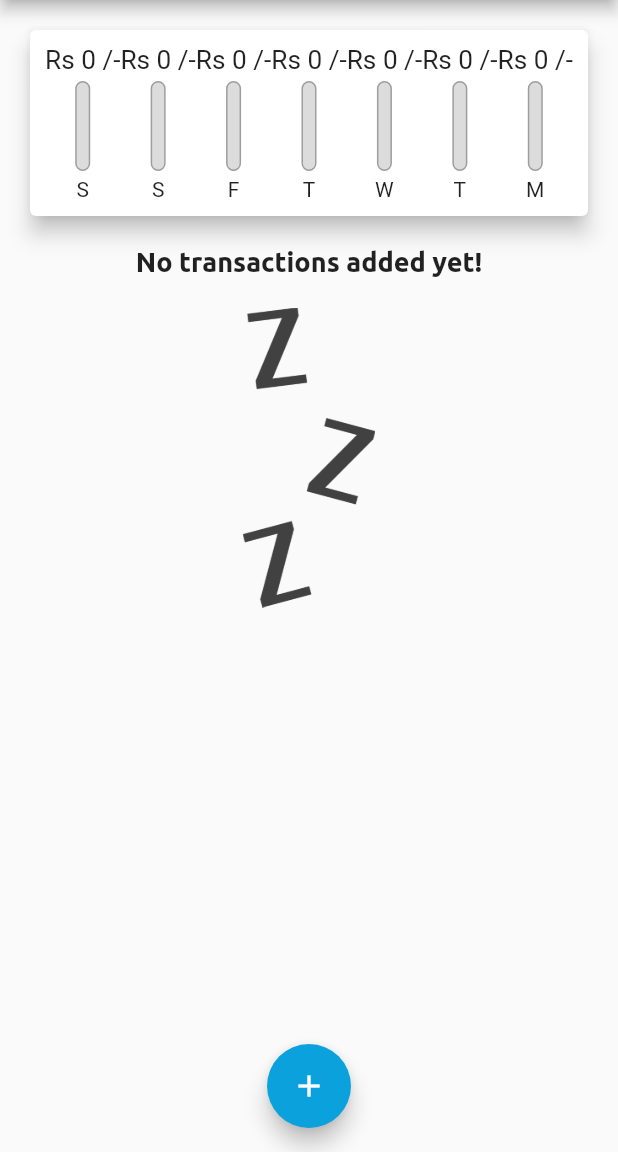
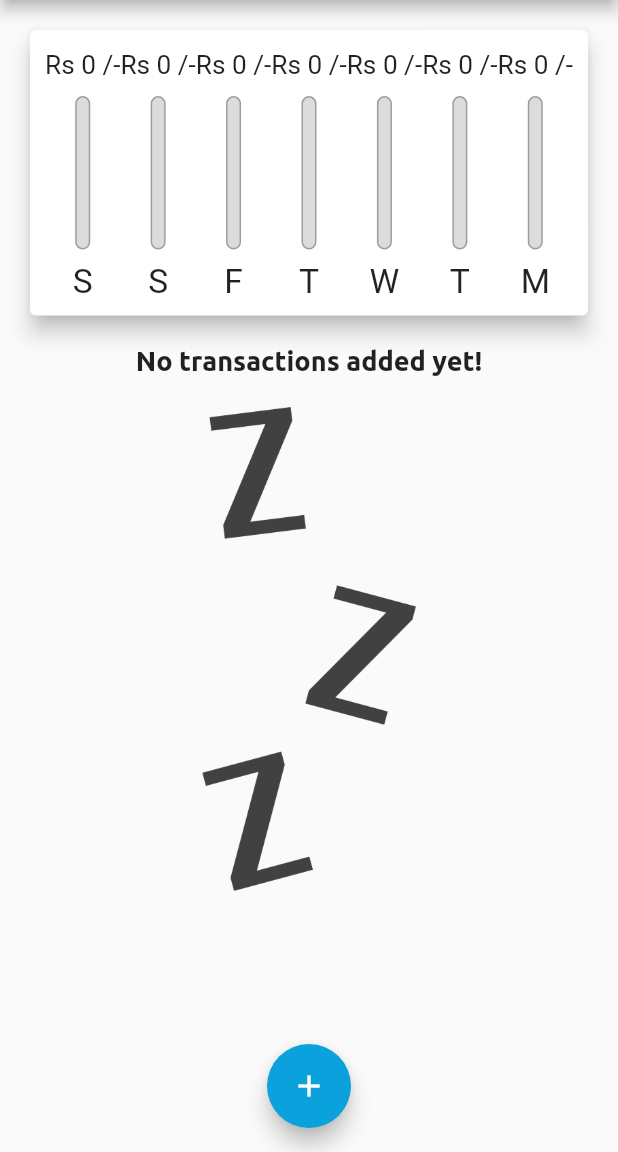
Before and after one commit to sh5800/Flutter-Personal-Expenses-App, a Flutter app: the screen it shows after launch, on a phone screen of 412 x 824 dp, the part 84-1236 px from its top. Run offline on Flutter 3.47's test engine with Material 2 defaults, Android fonts, the phone set to English and light mode, and no system bars; project files that could hold a hidden picture were left out.

Commit message:
added responsiveness and adpativeness

```diff
--- a/lib/main.dart
+++ b/lib/main.dart
@@ -1,6 +1,9 @@
-import 'dart:ui';
+// import 'dart:ui';
+import 'dart:io';
 
+import 'package:flutter/cupertino.dart';
 import 'package:flutter/material.dart';
+import 'package:flutter/services.dart';
 import './widgets/chart.dart';
 // import './widgets/user_transactions.dart';
 import './widgets/new_transactions.dart';
@@ -11,7 +14,15 @@ import './models/transaction.dart';
 // import 'package:intl/intl.dart';
 // import './models/transaction.dart';
 
-void main() => runApp(MyApp());
+void main() {
+  // WidgetsFlutterBinding.ensureInitialized();
+  // SystemChrome.setPreferredOrientations(
+  //     [
+  //     DeviceOrientation.portraitUp,
+  //     DeviceOrientation.portraitDown
+  //     ]);
+  runApp(MyApp());
+}
 
 class MyApp extends StatelessWidget {
   @override
@@ -68,6 +79,8 @@ class _MyHomePageState extends State<MyHomePage> {
     // ),
   ];
 
+  bool _showChart = false;
+
   List<Transaction>? get _recentTransactions {
     return _userTransactions.where((tx) {
       return tx.date!.isAfter(
@@ -111,8 +124,23 @@ class _MyHomePageState extends State<MyHomePage> {
 
   @override
   Widget build(BuildContext context) {
-    return Scaffold(
-      appBar: AppBar(
+    final mediaQuery = MediaQuery.of(context);
+    final isLandscape =
+        MediaQuery.of(context).orientation == Orientation.landscape;
+    final PreferredSizeWidget appBar = Platform.isIOS ? CupertinoNavigationBar(
+      middle: Text(
+        'Personal Expenses',
+      ),
+      trailing: Row(
+        mainAxisSize: MainAxisSize.min,
+        children: [
+        GestureDetector(
+          onTap: () => _startAddNewTransaction(context),
+          child: Icon(CupertinoIcons.add),
+          )
+      ],),
+    )
+    :AppBar(
       // backgroundColor: Color(0xFF92B4EC),
       centerTitle: true,
       title: Text(
@@ -129,18 +157,55 @@ class _MyHomePageState extends State<MyHomePage> {
           hoverColor: Color(0xFF0AA1DD),
         )
       ],
-      ),
-      body: SingleChildScrollView(
+    ) as PreferredSizeWidget;
+
+    final txListWidget = Container(
+      height: (mediaQuery.size.height -
+              appBar.preferredSize.height -
+              mediaQuery.padding.top) *
+          0.7,
+      child: TransactionList(
+          transactions: _userTransactions, deleteTx: _deleteTransaction),
+    );
+
+    final pageBody = SafeArea(child: SingleChildScrollView(
       child: Column(
         // mainAxisAlignment: MainAxisAlignment.start,
-          // crossAxisAlignment: CrossAxisAlignment.start,
+        crossAxisAlignment: CrossAxisAlignment.stretch,
         children: [
-            Chart(_recentTransactions!),
+          if (isLandscape)
+            Row(
+              mainAxisAlignment: MainAxisAlignment.center,
+              children: [
+                Text('Show Chart',style: Theme.of(context).textTheme.titleMedium,),
+                Switch.adaptive(
+                    activeColor: Theme.of(context).accentColor,
+                    value: _showChart,
+                    onChanged: (val) {
+                      setState(() {
+                        _showChart = val;
+                      });
+                    })
+              ],
+            ),
+          if (!isLandscape)
+            Container(
+                height: (mediaQuery.size.height -
+                        appBar.preferredSize.height -
+                        mediaQuery.padding.top) *
+                    0.3,
+                child: Chart(_recentTransactions!)),
+          if (!isLandscape) txListWidget,
+          if (isLandscape)
+            _showChart
+                ? Container(
+                    height: (mediaQuery.size.height -
+                            appBar.preferredSize.height -
+                            mediaQuery.padding.top) *
+                        0.7,
+                    child: Chart(_recentTransactions!))
                 // NewTransaction(),
-            TransactionList(
-               transactions:_userTransactions,
-              deleteTx:_deleteTransaction
-            )
+                : txListWidget
           // UserTransactions()
 
           // Container(
@@ -156,9 +221,21 @@ class _MyHomePageState extends State<MyHomePage> {
           // ),
         ],
       ),
-      ),
+    )
+    ) ;
+
+    return Platform.isIOS ?
+    CupertinoPageScaffold(
+      child: pageBody,
+      navigationBar: appBar as ObstructingPreferredSizeWidget,
+      )
+    : Scaffold(
+      appBar: appBar,
+      body: pageBody,
       floatingActionButtonLocation: FloatingActionButtonLocation.centerFloat,
-      floatingActionButton: FloatingActionButton(
+      floatingActionButton: Platform.isIOS
+      ? Container()
+      : FloatingActionButton(
         onPressed: () => _startAddNewTransaction(context),
         child: Icon(Icons.add),
       ),
--- a/lib/widgets/chart_bar.dart
+++ b/lib/widgets/chart_bar.dart
@@ -5,22 +5,25 @@ class ChartBar extends StatelessWidget {
   final double spendingAmount;
   final double spendingPctofTotal;
 
-  ChartBar(this.label,this.spendingAmount,this.spendingPctofTotal);
+  ChartBar(this.label, this.spendingAmount, this.spendingPctofTotal);
   // const ChartBar({Key? key}) : super(key: key);
 
   @override
   Widget build(BuildContext context) {
+    return LayoutBuilder(builder: (ctx, constraints) {
       return Column(
         children: [
           Container(
-          height: 20,
+            height: constraints.maxHeight * 0.15,
             child: FittedBox(
               child: Text('Rs ${spendingAmount.toStringAsFixed(0)} /-'),
             ),
           ),
-        SizedBox(height: 4,),
+          SizedBox(
+            height: constraints.maxHeight * 0.05,
+          ),
           Container(
-          height: 60,
+            height: constraints.maxHeight * 0.6,
             width: 10,
             child: Stack(
               alignment: AlignmentDirectional.bottomStart,
@@ -30,7 +33,6 @@ class ChartBar extends StatelessWidget {
                     border: Border.all(color: Colors.grey, width: 1.0),
                     color: Color.fromRGBO(220, 220, 220, 1),
                     borderRadius: BorderRadius.circular(10),
-
                   ),
                 ),
                 FractionallySizedBox(
@@ -45,9 +47,18 @@ class ChartBar extends StatelessWidget {
               ],
             ),
           ),
-        SizedBox(height: 4,),
-        Text(label)
+          SizedBox(
+            height: constraints.maxHeight * 0.05,
+          ),
+          Container(
+            height: constraints.maxHeight * 0.15,
+            child: FittedBox(
+              child: Text(label)
+              )
+            )
         ],
       );
+    });
+
   }
 }
--- a/lib/widgets/new_transactions.dart
+++ b/lib/widgets/new_transactions.dart
@@ -1,3 +1,6 @@
+import 'dart:io';
+
+import 'package:flutter/cupertino.dart';
 import 'package:flutter/material.dart';
 import 'package:intl/intl.dart';
 // import 'package:personal_expenses_app/widgets/user_transactions.dart';
@@ -53,14 +56,21 @@ class _NewTransactionState extends State<NewTransaction> {
   // const NewTransaction({Key? key}) : super(key: key);
   @override
   Widget build(BuildContext context) {
-    return Card(
+    return SingleChildScrollView(
+      child: Card(
         elevation: 5,
         // color: Colors.blue.shade50,
         child: Container(
-        padding: EdgeInsets.all(10),
+          padding: EdgeInsets.only(
+            top: 10,
+            left: 10,
+            right: 10,
+            bottom: MediaQuery.of(context).viewInsets.bottom + 10,
+            ),
           child: Column(
             crossAxisAlignment: CrossAxisAlignment.center,
             children: [
+              // CupertinoTextField(),
               TextField(
                 decoration: InputDecoration(labelText: 'Title'),
                 controller: _titleController,
@@ -92,7 +102,14 @@ class _NewTransactionState extends State<NewTransaction> {
                         child: Text(_selectedDate == null
                             ? 'No Date Chosen!'
                             : 'Picked Date ${DateFormat('yMMMd').format(_selectedDate!)}')),
-                  TextButton(
+                    Platform.isIOS ? CupertinoButton(
+                      onPressed: _presentDatePicker,
+                            child: Text(
+                              'Choose Date',
+                              style: TextStyle(fontWeight: FontWeight.bold),
+                            ),
+                      )
+                    :TextButton(
                       onPressed: _presentDatePicker,
                       child: Text(
                         'Choose Date',
@@ -119,6 +136,7 @@ class _NewTransactionState extends State<NewTransaction> {
             ],
           ),
         ),
+      ),
     );
   }
 }
--- a/lib/widgets/transaction_list.dart
+++ b/lib/widgets/transaction_list.dart
@@ -6,15 +6,14 @@ import '../models/transaction.dart';
 class TransactionList extends StatelessWidget {
   final List<Transaction>? transactions;
   final Function deleteTx;
-  TransactionList({this.transactions,  required this.deleteTx});
+  TransactionList({this.transactions, required this.deleteTx});
   // const TransactionList({Key? key}) : super(key: key);
 
   @override
   Widget build(BuildContext context) {
-    return Container(
-      height: 350,
-      child: transactions!.isEmpty
-          ? Column(
+    return transactions!.isEmpty
+        ? LayoutBuilder(builder: (ctx, constraints) {
+          return Column(
               children: [
                 Text(
                   'No transactions added yet!',
@@ -24,13 +23,14 @@ class TransactionList extends StatelessWidget {
                   height: 20,
                 ),
                 Container(
-                    height: 200,
+                    height: constraints.maxHeight*0.6,
                     child: Image.asset(
                       'assets/images/waiting.png',
                       fit: BoxFit.cover,
                     )),
               ],
-            )
+            );
+        })
         : ListView.builder(
             itemBuilder: (ctx, index) {
               return Card(
@@ -52,7 +52,13 @@ class TransactionList extends StatelessWidget {
                   ),
                   subtitle: Text(DateFormat.yMMMd()
                       .format(transactions![index].date as DateTime)),
-                    trailing: IconButton(
+                  trailing: MediaQuery.of(context).size.width > 460 ?
+                  FlatButton.icon(
+                    onPressed: () => deleteTx(transactions![index].id), icon: Icon(Icons.delete),
+                    label: Text('Delete'),
+                    textColor: Theme.of(context).errorColor,
+                    )
+                  : IconButton(
                     onPressed: () => deleteTx(transactions![index].id),
                     icon: Icon(Icons.delete),
                     color: Theme.of(context).errorColor,
@@ -62,7 +68,7 @@ class TransactionList extends StatelessWidget {
             },
             itemCount: transactions!.length,
             // children: transactions!.map((tx) {
-            ),
           );
+
   }
 }
```
Lines whose indentation alone changed are shown as unchanged.
